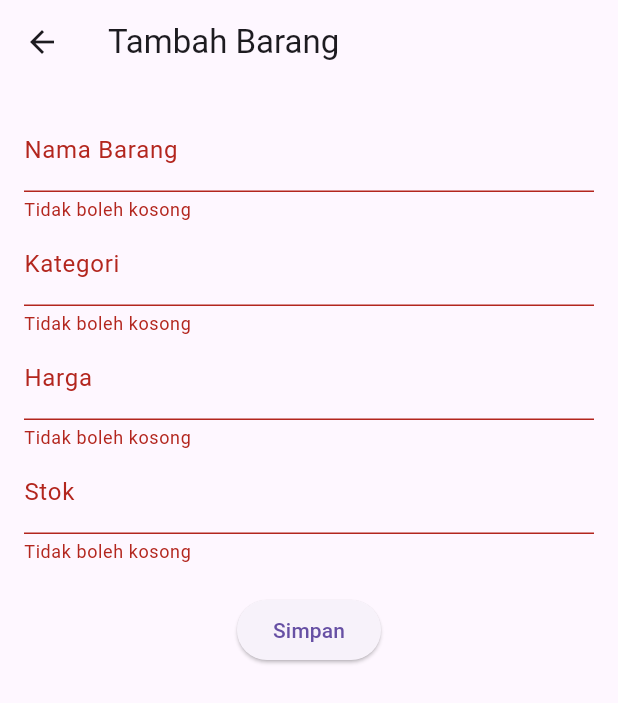
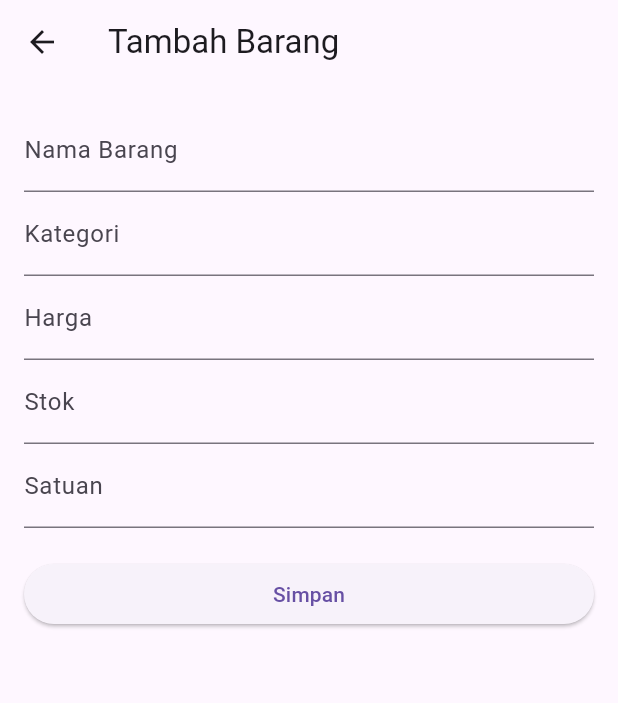
Before and after one commit to BangSaM0607/toko_warda, a Flutter app: the BarangFormPage screen opened directly, after a tap on "Simpan", on a phone screen of 412 x 824 dp. Shown: the top 703 px of the screen. Run offline on Flutter 3.47's test engine with Material 3 defaults, Android fonts, the phone set to English and light mode, and no system bars; our stand-ins replace supabase_flutter; accounts and stored records are empty; network calls fail.

```diff
--- a/lib/barang_form_page.dart
+++ b/lib/barang_form_page.dart
@@ -3,7 +3,6 @@ import 'package:supabase_flutter/supabase_flutter.dart';
 
 class BarangFormPage extends StatefulWidget {
   final Map<String, dynamic>? data;
-
   const BarangFormPage({super.key, this.data});
 
   @override
@@ -11,31 +10,33 @@ class BarangFormPage extends StatefulWidget {
 }
 
 class _BarangFormPageState extends State<BarangFormPage> {
-  final _formKey = GlobalKey<FormState>();
+  final supabase = Supabase.instance.client;
+
   final TextEditingController namaController = TextEditingController();
   final TextEditingController kategoriController = TextEditingController();
   final TextEditingController hargaController = TextEditingController();
   final TextEditingController stokController = TextEditingController();
-
-  final supabase = Supabase.instance.client;
+  final TextEditingController satuanController = TextEditingController();
 
   @override
   void initState() {
     super.initState();
     if (widget.data != null) {
-      namaController.text = widget.data!['nama_barang'];
-      kategoriController.text = widget.data!['kategori'];
+      namaController.text = widget.data!['nama_barang'] ?? '';
+      kategoriController.text = widget.data!['kategori'] ?? '';
       hargaController.text = widget.data!['harga'].toString();
       stokController.text = widget.data!['stok'].toString();
+      satuanController.text = widget.data!['satuan'] ?? '';
     }
   }
 
-  Future<void> saveData() async {
+  Future<void> simpanBarang() async {
     final data = {
       'nama_barang': namaController.text,
       'kategori': kategoriController.text,
-      'harga': double.parse(hargaController.text),
-      'stok': int.parse(stokController.text),
+      'harga': int.tryParse(hargaController.text) ?? 0,
+      'stok': int.tryParse(stokController.text) ?? 0,
+      'satuan': satuanController.text,
     };
 
     if (widget.data == null) {
@@ -46,8 +47,7 @@ class _BarangFormPageState extends State<BarangFormPage> {
           .update(data)
           .eq('id', widget.data!['id']);
     }
-
-    Navigator.pop(context);
+    if (mounted) Navigator.pop(context);
   }
 
   @override
@@ -57,48 +57,37 @@ class _BarangFormPageState extends State<BarangFormPage> {
         title: Text(widget.data == null ? 'Tambah Barang' : 'Edit Barang'),
       ),
       body: Padding(
-        padding: const EdgeInsets.all(16.0),
-        child: Form(
-          key: _formKey,
-          child: Column(
+        padding: const EdgeInsets.all(16),
+        child: ListView(
           children: [
-              TextFormField(
+            TextField(
               controller: namaController,
               decoration: const InputDecoration(labelText: 'Nama Barang'),
-                validator:
-                    (value) => value!.isEmpty ? 'Tidak boleh kosong' : null,
             ),
-              TextFormField(
+            TextField(
               controller: kategoriController,
               decoration: const InputDecoration(labelText: 'Kategori'),
-                validator:
-                    (value) => value!.isEmpty ? 'Tidak boleh kosong' : null,
             ),
-              TextFormField(
+            TextField(
               controller: hargaController,
               decoration: const InputDecoration(labelText: 'Harga'),
               keyboardType: TextInputType.number,
-                validator:
-                    (value) => value!.isEmpty ? 'Tidak boleh kosong' : null,
             ),
-              TextFormField(
+            TextField(
               controller: stokController,
               decoration: const InputDecoration(labelText: 'Stok'),
               keyboardType: TextInputType.number,
-                validator:
-                    (value) => value!.isEmpty ? 'Tidak boleh kosong' : null,
+            ),
+            TextField(
+              controller: satuanController,
+              decoration: const InputDecoration(labelText: 'Satuan'),
             ),
             const SizedBox(height: 20),
             ElevatedButton(
-                onPressed: () {
-                  if (_formKey.currentState!.validate()) {
-                    saveData();
-                  }
-                },
-                child: const Text('Simpan'),
+              onPressed: simpanBarang,
+              child: Text(widget.data == null ? 'Simpan' : 'Update'),
             ),
           ],
-          ),
         ),
       ),
     );
```
Lines whose indentation alone changed are shown as unchanged.
